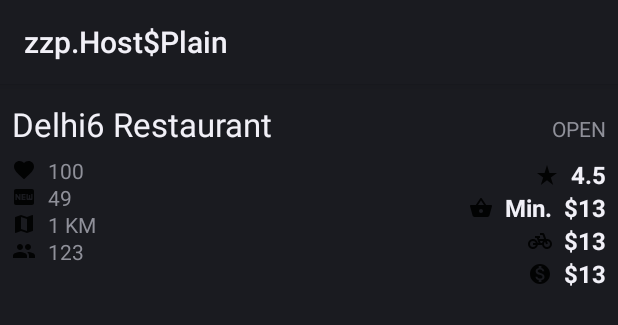
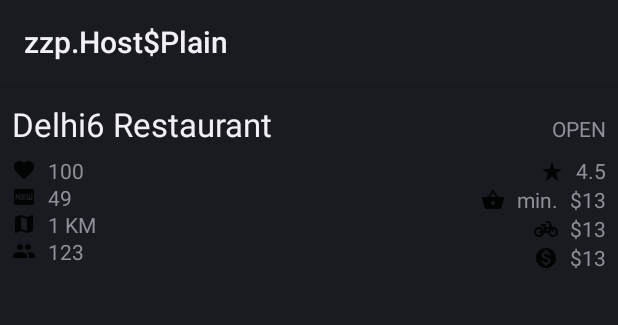
Before and after one commit to ponsuyambu/Restaurants, an Android app: the layout row_item_restuarant.xml on its own in the app's theme, with its tools: preview values and no code run, on a phone screen of 412 x 824 dp. Shown: the top 325 px of the screen. Run offline under Robolectric (Android 15) with nearby library versions, the phone set to English and light mode, and no system bars.

```diff
--- a/feature-restaurant-list/presentation/src/main/res/layout/row_item_restuarant.xml
+++ b/feature-restaurant-list/presentation/src/main/res/layout/row_item_restuarant.xml
@@ -128,10 +128,10 @@
             android:id="@+id/tvRating"
             android:layout_width="wrap_content"
             android:layout_height="wrap_content"
-            android:textAppearance="@style/TextAppearance.AppCompat.Subhead"
-            android:textStyle="bold"
+            android:textAppearance="@style/TextAppearance.AppCompat.Small"
             app:layout_constraintEnd_toEndOf="parent"
             app:layout_constraintTop_toTopOf="@id/imgMatchScore"
+            app:layout_constraintBottom_toBottomOf="@id/imgMatchScore"
             tools:text="4.5" />
 
         <ImageView
@@ -150,8 +150,7 @@
             android:id="@+id/tvMinPrice"
             android:layout_width="wrap_content"
             android:layout_height="wrap_content"
-            android:textAppearance="@style/TextAppearance.AppCompat.Subhead"
-            android:textStyle="bold"
+            android:textAppearance="@style/TextAppearance.AppCompat.Small"
             app:layout_constraintEnd_toEndOf="parent"
             app:layout_constraintTop_toBottomOf="@id/tvRating"
             tools:text="$13" />
@@ -161,12 +160,11 @@
             android:layout_width="wrap_content"
             android:layout_height="wrap_content"
             android:layout_marginEnd="8dp"
-            android:textAppearance="@style/TextAppearance.AppCompat.Subhead"
-            android:textStyle="bold"
+            android:textAppearance="@style/TextAppearance.AppCompat.Small"
             app:layout_constraintBottom_toBottomOf="@id/tvMinPrice"
             app:layout_constraintEnd_toStartOf="@id/tvMinPrice"
             app:layout_constraintTop_toTopOf="@id/tvMinPrice"
-            tools:text="Min." />
+            tools:text="min." />
 
         <ImageView
             android:id="@+id/imgMinPrice"
@@ -183,8 +181,7 @@
             android:id="@+id/tvDeliveryCost"
             android:layout_width="wrap_content"
             android:layout_height="wrap_content"
-            android:textAppearance="@style/TextAppearance.AppCompat.Subhead"
-            android:textStyle="bold"
+            android:textAppearance="@style/TextAppearance.AppCompat.Small"
             app:layout_constraintEnd_toEndOf="parent"
             app:layout_constraintTop_toBottomOf="@id/tvMinPrice"
             tools:text="$13" />
@@ -204,8 +201,7 @@
             android:id="@+id/tvPrice"
             android:layout_width="wrap_content"
             android:layout_height="wrap_content"
-            android:textAppearance="@style/TextAppearance.AppCompat.Subhead"
-            android:textStyle="bold"
+            android:textAppearance="@style/TextAppearance.AppCompat.Small"
             app:layout_constraintEnd_toEndOf="parent"
             app:layout_constraintTop_toBottomOf="@id/tvDeliveryCost"
             tools:text="$13" />
--- a/feature-restaurant-list/presentation/src/main/res/values/strings.xml
+++ b/feature-restaurant-list/presentation/src/main/res/values/strings.xml
@@ -5,4 +5,6 @@
     <string name="min_price">Min Price</string>
     <string name="match_score">Match Score:</string>
     <string name="new_scale">Is New:</string>
+    <string name="search">Search</string>
+    <string name="sort">Sort</string>
 </resources>
```
Also changed, not shown: feature-restaurant-list/presentation/src/main/java/challenge/android/feature/restaurants/presentation/ui/RestaurantsActivity.kt (+32 -2 lines), feature-restaurant-list/presentation/src/main/java/challenge/android/feature/restaurants/presentation/ui/RestaurantsAdapter.kt (+9 -6 lines), feature-restaurant-list/presentation/src/main/java/challenge/android/feature/restaurants/presentation/viewmodel/RestaurantsViewModel.kt (+29 -6 lines), feature-restaurant-list/presentation/src/main/java/challenge/android/feature/restaurants/presentation/viewmodel/usecases/FilterRestaurantsByName.kt (added, +23 -0 lines), feature-restaurant-list/presentation/src/main/res/drawable/ic_sort.xml (added, +11 -0 lines), feature-restaurant-list/presentation/src/main/res/menu/restarurant_list.xml (added, +19 -0 lines), 3 other files.
